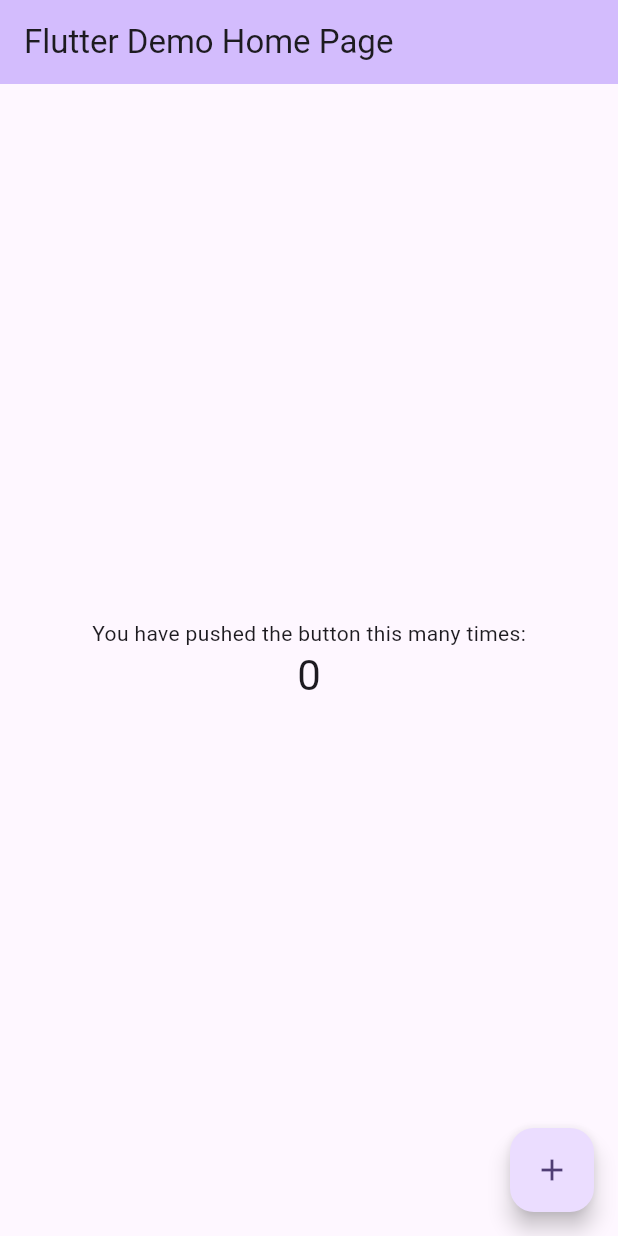
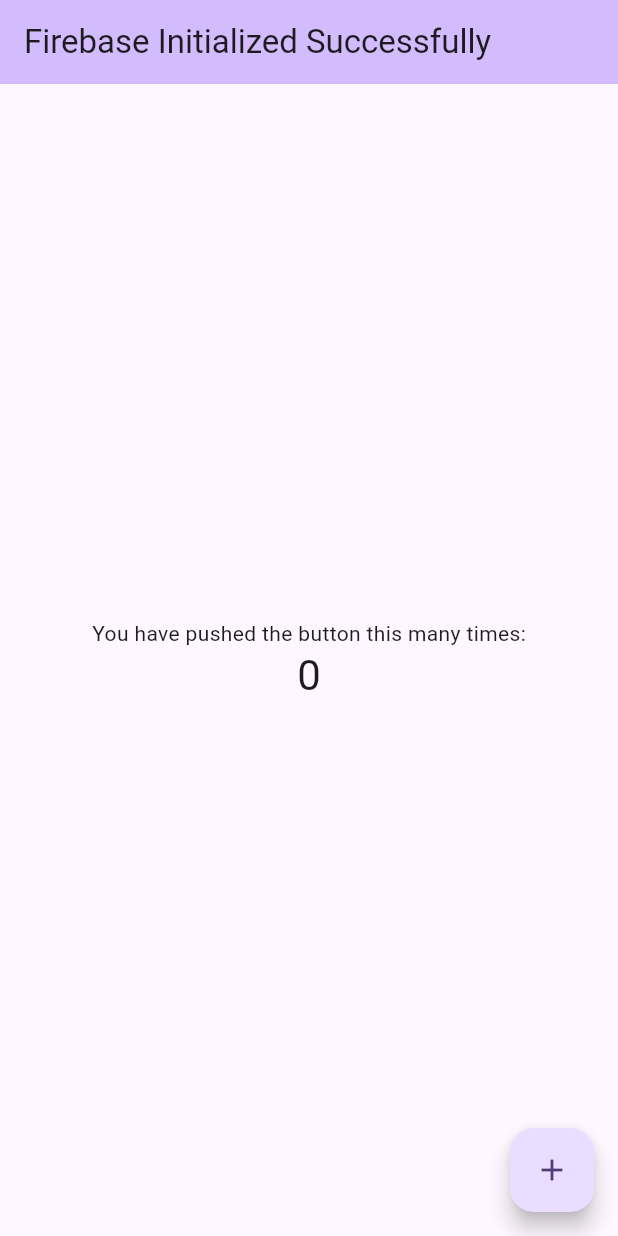
Before and after one commit to carlalap/atlas-holbegram, a Flutter app: the screen it shows after launch, on a phone screen of 412 x 824 dp. Run offline on Flutter 3.47's test engine with Material 3 defaults, Android fonts, the phone set to English and light mode, and no system bars; our stand-ins replace cloud_firestore, firebase_auth, firebase_core, firebase_database, firebase_storage; accounts and stored records are empty.

```diff
--- a/holbegram/lib/main.dart
+++ b/holbegram/lib/main.dart
@@ -1,5 +1,9 @@
+import 'package:firebase_storage/firebase_storage.dart';
+import 'package:firebase_auth/firebase_auth.dart';
+import 'package:cloud_firestore/cloud_firestore.dart';
+import 'package:firebase_database/firebase_database.dart';
+import 'package:firebase_core/firebase_core.dart';
 import 'package:flutter/material.dart';
-import 'package:firebase_core/firebase_core.dart';
 
 Future main() async {
   WidgetsFlutterBinding.ensureInitialized();
@@ -34,7 +38,7 @@ class MyApp extends StatelessWidget {
         colorScheme: ColorScheme.fromSeed(seedColor: Colors.deepPurple),
         useMaterial3: true,
       ),
-      home: const MyHomePage(title: 'Flutter Demo Home Page'),
+      home: const MyHomePage(title: 'Firebase Initialized Successfully'),
     );
   }
 }
```
Also changed, not shown: holbegram/pubspec.yaml (+7 -6 lines), holbegram/pubspec.lock, 4 other files.
